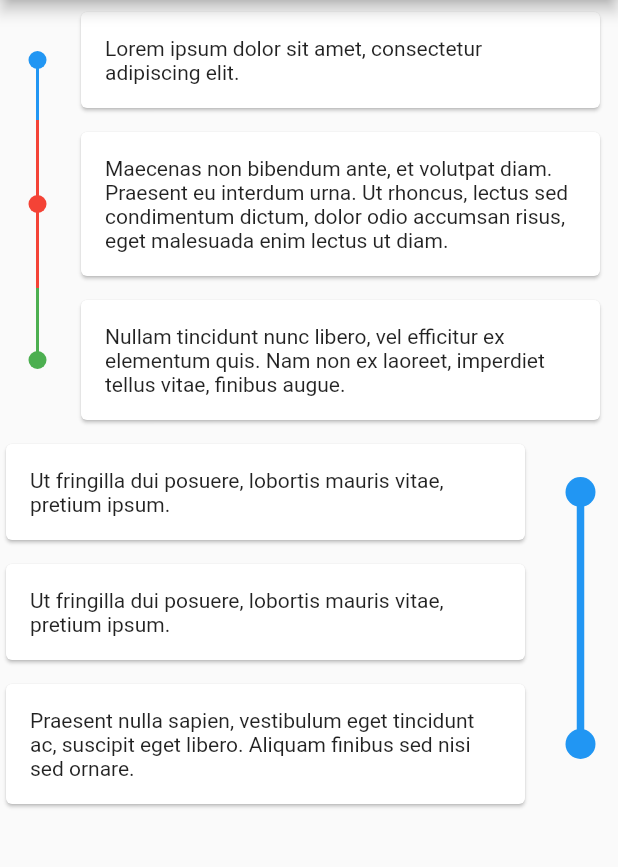
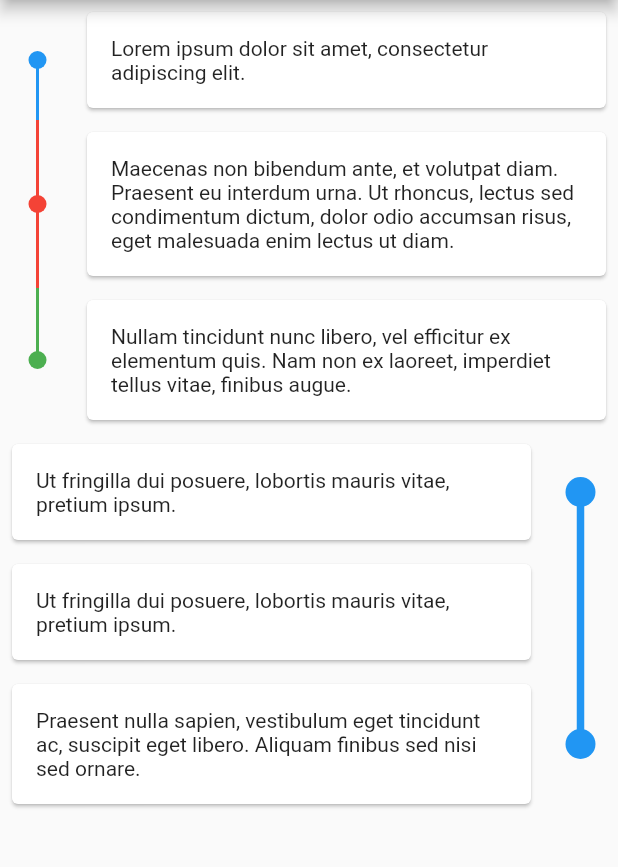
Before and after one commit to imkcat/timeline_node, a Flutter app: the screen it shows after launch, on a phone screen of 412 x 824 dp, the part 84-951 px from its top. Run offline on Flutter 3.47's test engine with Material 2 defaults, Android fonts, the phone set to English and light mode, and no system bars.

Commit message:
fix(Example): Change padding inset

```diff
--- a/example/lib/main.dart
+++ b/example/lib/main.dart
@@ -101,7 +101,7 @@ class _HomePageState extends State<HomePage> {
           return TimelineNode(
             style: this.widget.timelineObject[index].style,
             child: Padding(
-              padding: EdgeInsets.only(right: 8, top: 4, bottom: 4),
+              padding: EdgeInsets.all(4),
               child: Card(
                 child: Padding(
                   padding: EdgeInsets.all(16),
```
